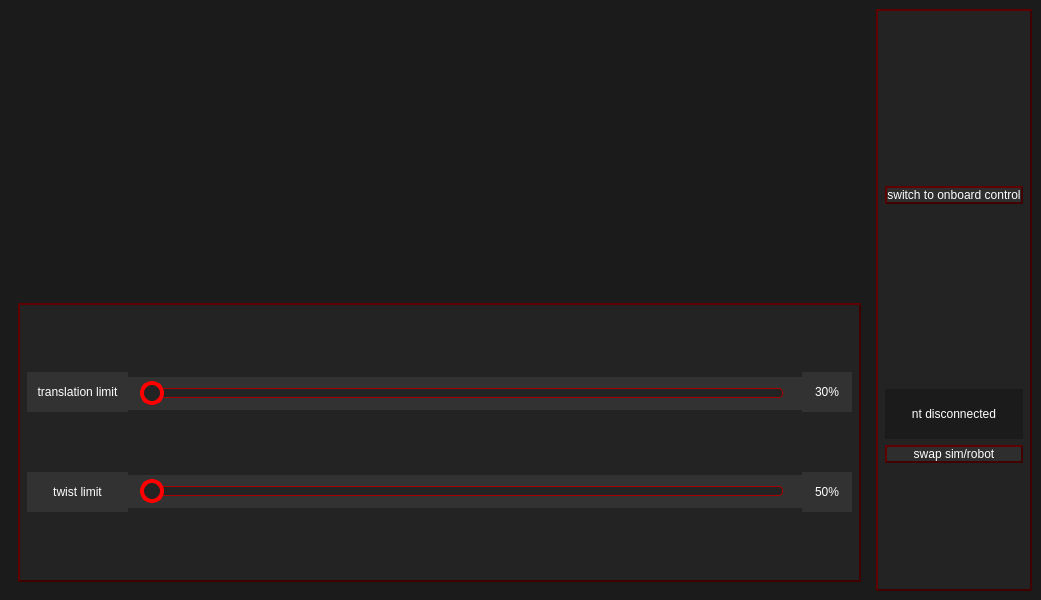
The window that test_robots/chairbot_timedcommand/gui/dashboard.ui (aesatchien/FRC2429_2024) describes before a commit, drawn with Qt 5.
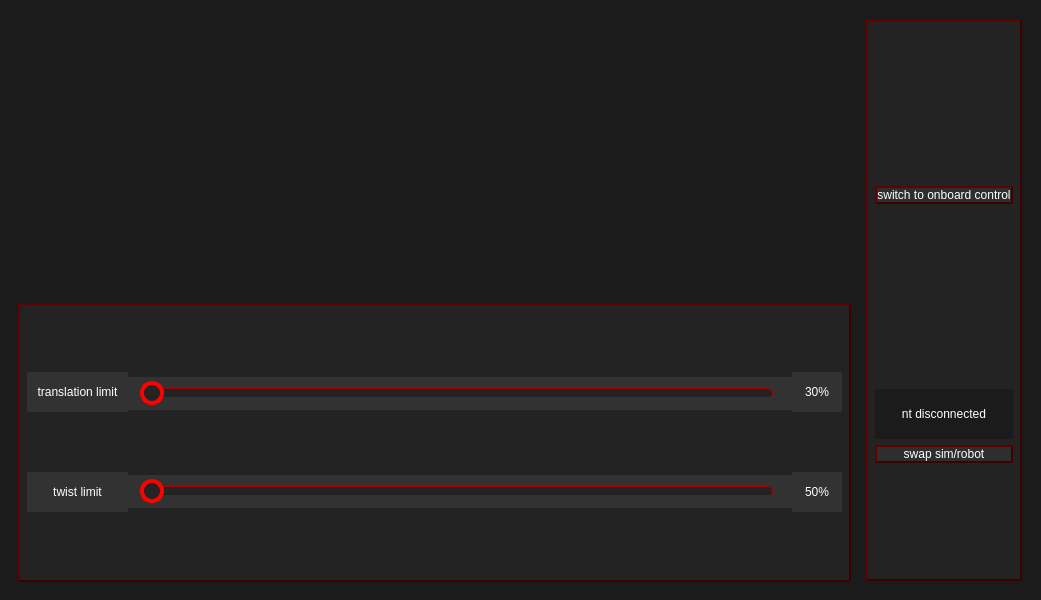
The same window after the commit. Icons and pictures are not drawn.

What changed in the file:
```diff
--- a/test_robots/chairbot_timedcommand/gui/dashboard.ui
+++ b/test_robots/chairbot_timedcommand/gui/dashboard.ui
@@ -215,6 +215,13 @@
 	border-width: 2px;
 	border-color:rgb(64, 0, 0);
 	background-color: rgb(35, 35, 35);
+	margin-top: 10px;
+	margin-bottom: 10px;
+	margin-right: 10px;
+}
+
+QWidget {
+	margin-right: 10px;
 }
 
 </string>
```
